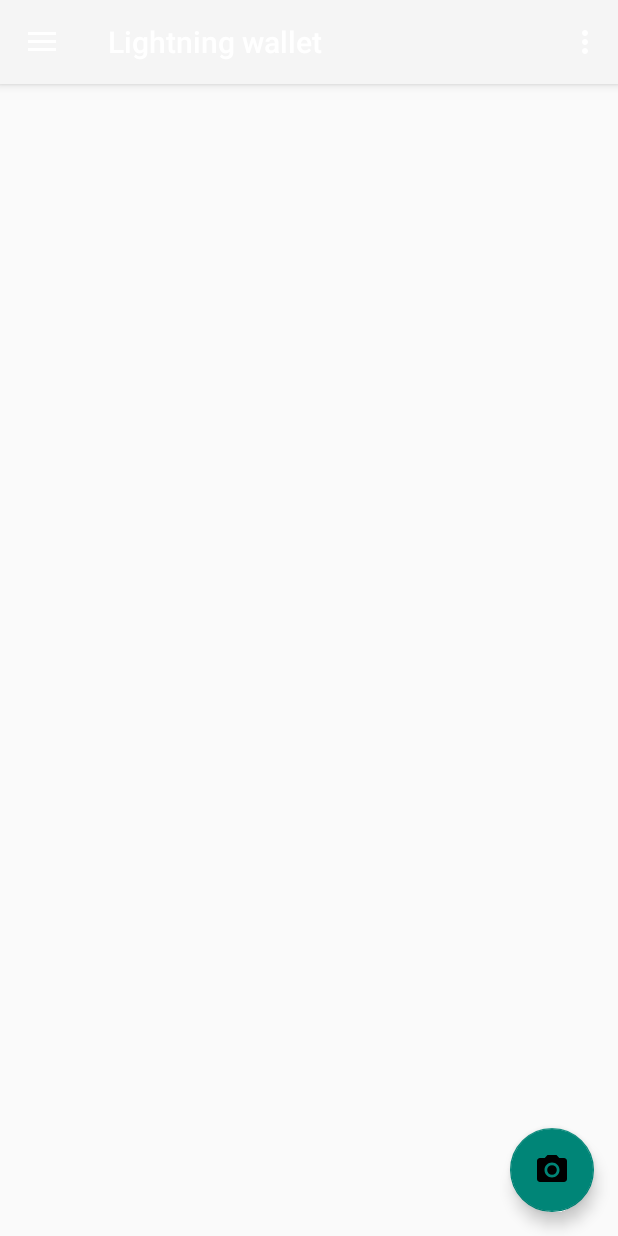
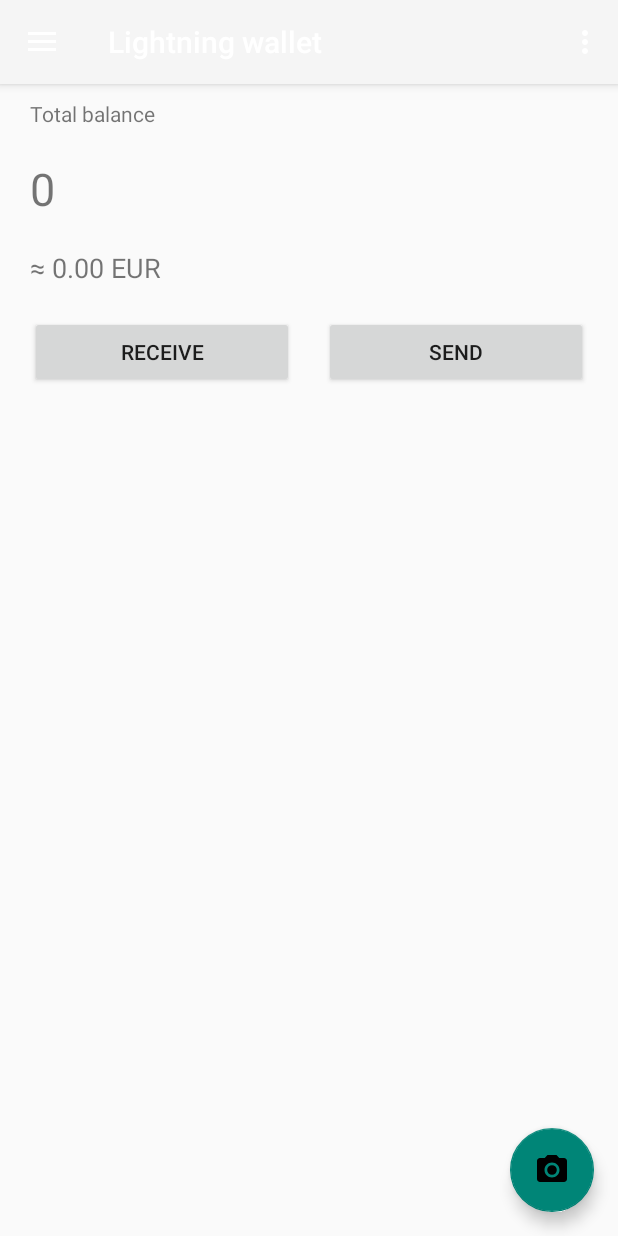
Before and after one commit to RdeWilde/lnwallet-krotoplus-test, an Android app: the screen it shows after launch (MainActivity), on a phone screen of 412 x 824 dp. Run offline under Robolectric (Android 15) with nearby library versions, the phone set to English and light mode, and no system bars; our stand-ins replace androidx.preference; libraries missing offline, so code that uses them is left out: android.support.v7, com.google.zxing.integration, io.grpc.

Commit message:
Move wallet information to main activity

```diff
--- a/app/src/main/java/dev/sillerud/lnwallet/Network.kt
+++ b/app/src/main/java/dev/sillerud/lnwallet/Network.kt
@@ -1,6 +1,13 @@
 package dev.sillerud.lnwallet
 
-enum class Network(val displayName: String, networkDisplayName: String, val bech32Prefix: String, val chain: String, val network: String) {
+enum class Network(
+    val displayName: String,
+    networkDisplayName: String,
+    val bech32Prefix: String,
+    val chain: String,
+    val network: String,
+    val balanceFormat: (balance: Long) -> String = { "${wholeUnits(it)} $displayName" }
+) {
     LTC_MAINNET("LTC", "Litecoin mainnet", "ltc", "litecoin", "mainnet"),
     LTC_TESTNET("LTC", "Litecoin testnet", "ltcb", "litecoin", "testnet"),
     LTC_SIMNET("LTC", "Litecoin simnet", "ltcsn", "litecoin", "simnet"),
--- a/app/src/main/java/dev/sillerud/lnwallet/PriceClient.kt
+++ b/app/src/main/java/dev/sillerud/lnwallet/PriceClient.kt
@@ -10,6 +10,7 @@ import com.squareup.okhttp.Request
 import com.squareup.okhttp.Response
 import java.io.IOException
 
+fun wholeUnits(satoshi: Long) = 0.00000001*satoshi
 
 fun getPrice(crypto: String, currency: String, callback: (price: Price) -> Unit) {
     val httpClient = OkHttpClient()
--- a/app/src/main/java/dev/sillerud/lnwallet/activites/MainActivity.kt
+++ b/app/src/main/java/dev/sillerud/lnwallet/activites/MainActivity.kt
@@ -10,11 +10,17 @@ import android.view.Menu
 import android.view.MenuItem
 import dev.sillerud.lnwallet.R
 import dev.sillerud.lnwallet.activites.settings.SettingsActivity
+import dev.sillerud.lnwallet.activites.settings.SettingsFragment
 import dev.sillerud.lnwallet.activites.settings.WalletSettingsActivity
 import dev.sillerud.lnwallet.activites.settings.getLightningConnectionInfo
+import dev.sillerud.lnwallet.getPrice
+import dev.sillerud.lnwallet.wholeUnits
 import kotlinx.android.synthetic.main.activity_main.*
 import kotlinx.android.synthetic.main.app_bar_main.*
+import kotlinx.android.synthetic.main.content_main.*
+import kotlinx.coroutines.launch
 import lnrpc.LightningCoroutineGrpc
+import lnrpc.Rpc
 
 class MainActivity : LightningAwareActivity(), NavigationView.OnNavigationItemSelectedListener {
     override fun onCreate(savedInstanceState: Bundle?) {
@@ -47,13 +53,40 @@ class MainActivity : LightningAwareActivity(), NavigationView.OnNavigationItemSe
                 }
             }
         navigationView.setNavigationItemSelectedListener(this)
+
+        val localCurrency = sharedPreferences.getString(SettingsFragment.LOCAL_CURRENCY_PREFERENCE,
+            SettingsFragment.LOCAL_CURRENCY_PREFERENCE_DEFAULT_VALUE)
+
+        textCryptoBalance.text = getString(R.string.empty_balance)
+        textLocalBalance.text = getString(R.string.local_currency_format).format(0.0, localCurrency)
+
+        initializeConnection()
+    }
+
+    override fun onResume() {
+        super.onResume()
+        initializeConnection()
     }
 
     override suspend fun onWalletChange(
         oldStub: LightningCoroutineGrpc.LightningCoroutineStub?,
         currentStub: LightningCoroutineGrpc.LightningCoroutineStub
     ) {
+        val localCurrency = sharedPreferences.getString(SettingsFragment.LOCAL_CURRENCY_PREFERENCE,
+            SettingsFragment.LOCAL_CURRENCY_PREFERENCE_DEFAULT_VALUE)!!
+        val connectionInfo = sharedPreferences.getLightningConnectionInfo(currentConnectionId!!)
 
+        val channelBalance = currentStub.channelBalance(Rpc.ChannelBalanceRequest.newBuilder().build())
+
+        val combinedBalance = channelBalance.balance
+        val wholeCoins = wholeUnits(combinedBalance)
+
+        textCryptoBalance.text = connectionInfo.network!!.balanceFormat(combinedBalance)
+        getPrice(connectionInfo.network.displayName, localCurrency) {
+            launch {
+                textLocalBalance.text = getString(R.string.local_currency_format).format(it.data.amount.toDouble() * wholeCoins, localCurrency)
+            }
+        }
     }
 
     override fun onBackPressed() {
--- a/app/src/main/res/layout/content_main.xml
+++ b/app/src/main/res/layout/content_main.xml
@@ -8,5 +8,53 @@
         app:layout_behavior="@string/appbar_scrolling_view_behavior"
         tools:showIn="@layout/app_bar_main"
         tools:context=".activites.MainActivity">
-
+    <LinearLayout
+            android:orientation="vertical"
+            android:layout_width="match_parent"
+            android:layout_height="wrap_content"
+            android:layout_margin="10dp">
+        <LinearLayout
+                android:orientation="vertical"
+                android:layout_width="match_parent"
+                android:layout_height="wrap_content">
+            <TextView
+                    android:text="Total balance"
+                    android:layout_width="match_parent"
+                    android:layout_height="wrap_content" android:id="@+id/textBalanceHelp"
+                    android:layout_margin="10dp"/>
+            <TextView
+                    android:text="@string/crypto_currency_format"
+                    android:layout_width="match_parent"
+                    android:layout_height="wrap_content"
+                    android:id="@+id/textCryptoBalance"
+                    android:textSize="30sp"
+                    android:layout_margin="10dp"/>
+            <TextView
+                    android:text="@string/local_currency_format"
+                    android:layout_width="match_parent"
+                    android:layout_height="wrap_content"
+                    android:id="@+id/textLocalBalance"
+                    android:textSize="18sp"
+                    android:layout_margin="10dp"/>
+            <LinearLayout
+                    android:orientation="horizontal"
+                    android:layout_width="match_parent"
+                    android:layout_height="match_parent">
+                <Button
+                        android:text="@string/receive_button_text"
+                        android:layout_width="wrap_content"
+                        android:layout_height="wrap_content"
+                        android:id="@+id/buttonReceive"
+                        android:layout_weight="1"
+                        android:layout_margin="10dp"/>
+                <Button
+                        android:text="@string/send_button_text"
+                        android:layout_width="wrap_content"
+                        android:layout_height="wrap_content"
+                        android:id="@+id/buttonSend"
+                        android:layout_weight="1"
+                        android:layout_margin="10dp"/>
+            </LinearLayout>
+        </LinearLayout>
+    </LinearLayout>
 </android.support.constraint.ConstraintLayout>
--- a/app/src/main/res/values/strings.xml
+++ b/app/src/main/res/values/strings.xml
@@ -13,4 +13,9 @@
     <string name="payment_in_progress">Payment in progress</string>
     <string name="settings_currency">Currency</string>
     <string name="settings_currency_summary">Select local currency</string>
+    <string name="send_button_text">Send</string>
+    <string name="receive_button_text">Receive</string>
+    <string name="crypto_currency_format">%.10f %s</string>
+    <string name="local_currency_format">≈ %.2f %s</string>
+    <string name="empty_balance">0</string>
 </resources>
```
Also changed, not shown: app/src/main/res/menu/activity_main_drawer.xml (+3 -4 lines).
